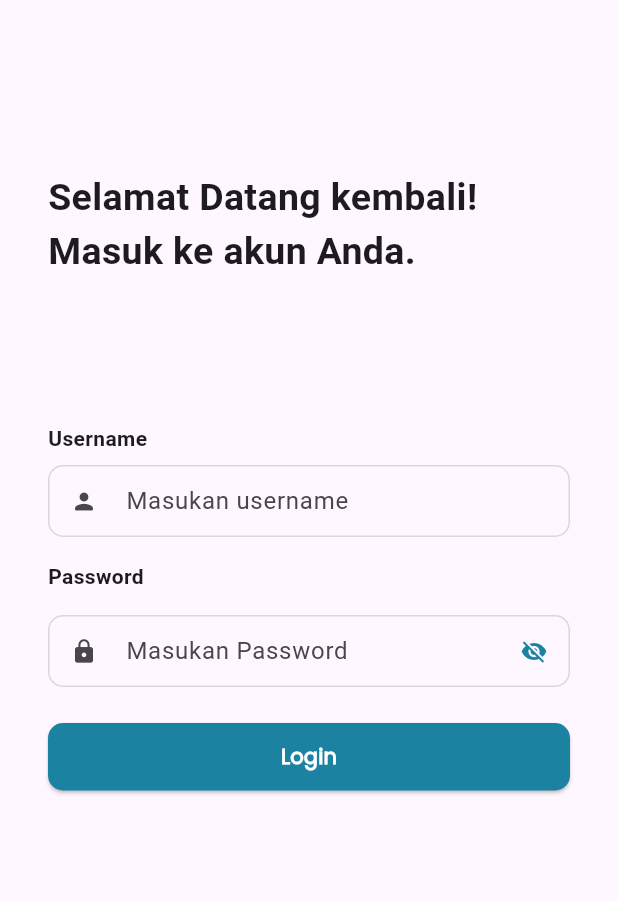
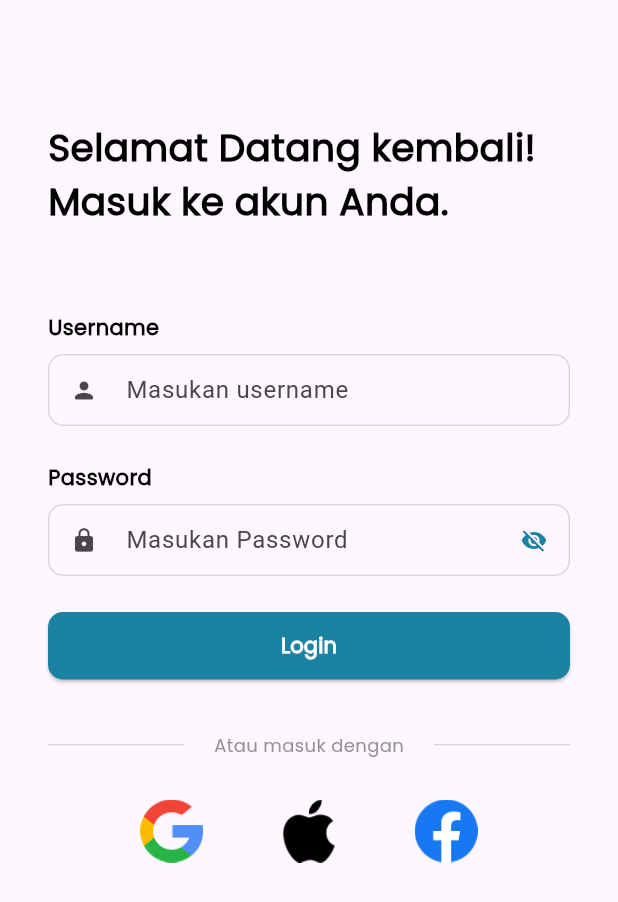
Before and after one commit to cecepfahriazal1997/Hospital-Marketing-Flutter, a Flutter app: the screen it shows after launch, on a phone screen of 412 x 824 dp. Shown: the top 902 px of the screen. Run offline on Flutter 3.47's test engine with Material 3 defaults, Android fonts, the phone set to English and light mode, and no system bars; our stand-ins replace go_router, quickalert; missing offline and left inert: flutter_statusbarcolor_ns.

Commit message:
fix: update signin page

```diff
--- a/lib/colors.dart
+++ b/lib/colors.dart
@@ -6,3 +6,4 @@ const Color primary = Color(0xff1B82A2);
 const Color success = Colors.green;
 const Color warning = Colors.yellow;
 const Color smoothGrey = Color.fromARGB(255, 216, 216, 216);
+const Color grey = Color.fromARGB(255, 148, 148, 148);
--- a/lib/components/label.dart
+++ b/lib/components/label.dart
@@ -5,6 +5,7 @@ class Label extends StatelessWidget {
   final double marginLeft, marginTop, marginRight, marginBottom;
   final double fontSize;
   final FontWeight fontWeight;
+  final Color fontColor;
 
   const Label(
       {super.key,
@@ -14,7 +15,8 @@ class Label extends StatelessWidget {
       this.marginRight = 0,
       this.marginBottom = 0,
       this.fontSize = 14,
-      this.fontWeight = FontWeight.normal});
+      this.fontWeight = FontWeight.normal,
+      this.fontColor = Colors.black});
 
   @override
   Widget build(BuildContext context) {
@@ -26,7 +28,11 @@ class Label extends StatelessWidget {
           bottom: marginBottom),
       child: Text(
         title,
-        style: TextStyle(fontSize: fontSize, fontWeight: fontWeight),
+        style: TextStyle(
+            fontSize: fontSize,
+            fontWeight: fontWeight,
+            color: fontColor,
+            fontFamily: 'Poppins'),
       ),
     );
   }
--- a/lib/pages/signin.dart
+++ b/lib/pages/signin.dart
@@ -24,14 +24,14 @@ class Signin extends StatelessWidget {
                   children: [
                     const Label(
                       title: 'Selamat Datang kembali! Masuk ke akun Anda.',
-                      marginTop: 82,
+                      marginTop: 48,
                       marginBottom: 48,
                       fontSize: 25,
                       fontWeight: FontWeight.bold,
                     ),
                     const Label(
                       title: 'Username',
-                      marginTop: 48,
+                      marginTop: 8,
                       marginBottom: 8,
                       fontSize: 14,
                       fontWeight: FontWeight.bold,
@@ -46,6 +46,7 @@ class Signin extends StatelessWidget {
                         inputType: TextInputType.text),
                     const Label(
                       title: 'Password',
+                      marginTop: 8,
                       marginBottom: 8,
                       fontSize: 14,
                       fontWeight: FontWeight.bold,
@@ -54,7 +55,6 @@ class Signin extends StatelessWidget {
                         controller: TextEditingController(),
                         name: "Masukan Password",
                         errorMessage: "Password harus diisi",
-                        marginTop: 8,
                         withLabelText: false,
                         withIcon: true,
                         prefixIcon: Icons.lock,
@@ -68,6 +68,70 @@ class Signin extends StatelessWidget {
                         GoRouter.of(context).go('/home');
                       },
                     ),
+                    Padding(
+                      padding: const EdgeInsets.only(top: 35),
+                      child: Column(children: [
+                        Row(children: <Widget>[
+                          Expanded(
+                            child: Container(
+                                margin: const EdgeInsets.only(right: 20.0),
+                                child: const Divider(
+                                  color: baseColor.smoothGrey,
+                                  height: 1,
+                                )),
+                          ),
+                          const Label(
+                            title: "Atau masuk dengan",
+                            fontSize: 12,
+                            fontColor: baseColor.grey,
+                          ),
+                          Expanded(
+                            child: Container(
+                                margin: const EdgeInsets.only(left: 20.0),
+                                child: const Divider(
+                                  color: baseColor.smoothGrey,
+                                  height: 1,
+                                )),
+                          ),
+                        ]),
+                        Padding(
+                          padding: const EdgeInsets.only(
+                              top: 20, left: 20, right: 20),
+                          child: Row(
+                            mainAxisAlignment: MainAxisAlignment.spaceEvenly,
+                            children: [
+                              IconButton(
+                                icon: Image.asset(
+                                  'assets/images/google.png',
+                                  height: 42,
+                                  width: 42,
+                                ),
+                                iconSize: 42,
+                                onPressed: () {},
+                              ),
+                              IconButton(
+                                icon: Image.asset(
+                                  'assets/images/apple.png',
+                                  height: 42,
+                                  width: 42,
+                                ),
+                                iconSize: 42,
+                                onPressed: () {},
+                              ),
+                              IconButton(
+                                icon: Image.asset(
+                                  'assets/images/facebook.png',
+                                  height: 42,
+                                  width: 42,
+                                ),
+                                iconSize: 42,
+                                onPressed: () {},
+                              )
+                            ],
+                          ),
+                        )
+                      ]),
+                    )
                   ],
                 )),
           ]),
--- a/pubspec.yaml
+++ b/pubspec.yaml
@@ -61,9 +61,9 @@ flutter:
 
   # To add assets to your application, add an assets section, like this:
   assets:
-    - assets/
-  #   - images/a_dot_burr.jpeg
-  #   - images/a_dot_ham.jpeg
+    - assets/images/google.png
+    - assets/images/apple.png
+    - assets/images/facebook.png
 
   # An image asset can refer to one or more resolution-specific "variants", see
   # https://flutter.dev/assets-and-images/#resolution-aware
```
Also changed, not shown: assets/images/apple.png (added), assets/images/facebook.png (added), assets/images/google.png (added).
